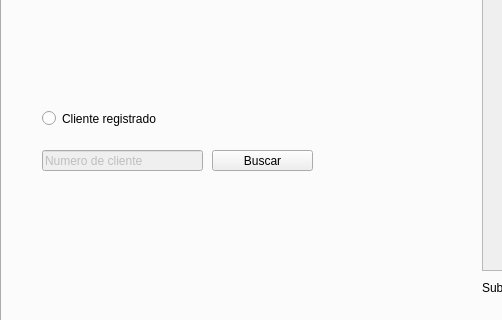
First picture: the form in UserInterface/Main.ui, repository TheFuzzProgrammer/PyStockViewer, before the edit; both pictures show x 0 to 502 and y 155 to 475 of the 800 by 600 pixel window.
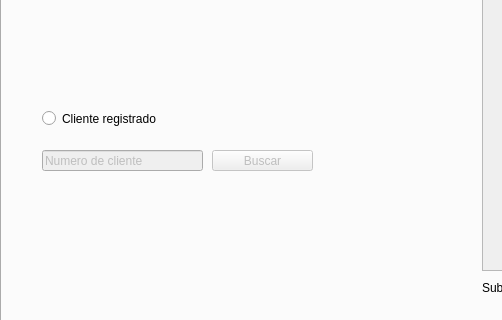
Second picture: the form after the edit.

Patch:
```diff
--- a/UserInterface/Main.ui
+++ b/UserInterface/Main.ui
@@ -159,6 +159,9 @@
       </property>
      </widget>
      <widget class="QPushButton" name="pushButton">
+      <property name="enabled">
+       <bool>false</bool>
+      </property>
       <property name="geometry">
        <rect>
         <x>210</x>
```
